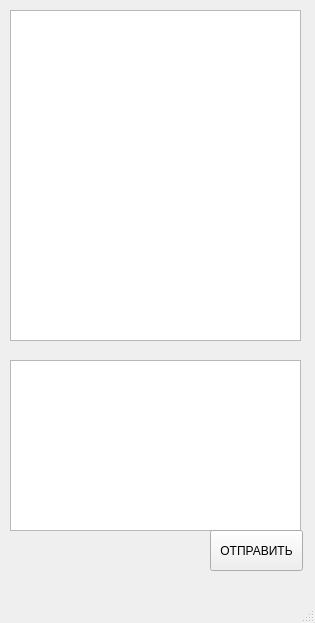
First picture: the form in GUI/chat.ui, repository IgorChavychalov/Messenger, before the edit.
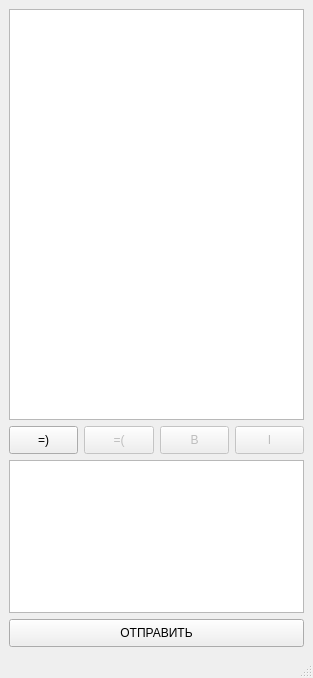
Second picture: the form after the edit.

Commit message: Добавлены кнопки: смаилы, жирный, курсив. Изменены размеры

```diff
--- a/GUI/chat.ui
+++ b/GUI/chat.ui
@@ -6,47 +6,162 @@
    <rect>
     <x>0</x>
     <y>0</y>
-    <width>315</width>
-    <height>623</height>
+    <width>313</width>
+    <height>678</height>
    </rect>
   </property>
   <property name="windowTitle">
    <string>MainWindow</string>
   </property>
   <widget class="QWidget" name="centralwidget">
-   <widget class="QTextEdit" name="textEdit">
-    <property name="geometry">
-     <rect>
-      <x>10</x>
-      <y>360</y>
-      <width>291</width>
-      <height>171</height>
-     </rect>
-    </property>
-   </widget>
-   <widget class="QPushButton" name="pushButtonSend">
-    <property name="geometry">
-     <rect>
-      <x>210</x>
-      <y>530</y>
-      <width>93</width>
-      <height>41</height>
-     </rect>
-    </property>
-    <property name="text">
-     <string>ОТПРАВИТЬ</string>
-    </property>
-   </widget>
-   <widget class="QTextBrowser" name="textBrowser">
-    <property name="geometry">
-     <rect>
-      <x>10</x>
-      <y>10</y>
-      <width>291</width>
-      <height>331</height>
-     </rect>
-    </property>
-   </widget>
+   <layout class="QVBoxLayout" name="verticalLayout_2">
+    <item>
+     <widget class="QTextBrowser" name="textBrowser">
+      <property name="sizePolicy">
+       <sizepolicy hsizetype="Preferred" vsizetype="Preferred">
+        <horstretch>0</horstretch>
+        <verstretch>0</verstretch>
+       </sizepolicy>
+      </property>
+      <property name="minimumSize">
+       <size>
+        <width>291</width>
+        <height>411</height>
+       </size>
+      </property>
+     </widget>
+    </item>
+    <item>
+     <layout class="QHBoxLayout" name="horizontalLayout">
+      <property name="sizeConstraint">
+       <enum>QLayout::SetFixedSize</enum>
+      </property>
+      <item>
+       <widget class="QPushButton" name="btnSmile">
+        <property name="sizePolicy">
+         <sizepolicy hsizetype="Preferred" vsizetype="Preferred">
+          <horstretch>35</horstretch>
+          <verstretch>28</verstretch>
+         </sizepolicy>
+        </property>
+        <property name="minimumSize">
+         <size>
+          <width>35</width>
+          <height>28</height>
+         </size>
+        </property>
+        <property name="text">
+         <string>=)</string>
+        </property>
+       </widget>
+      </item>
+      <item>
+       <widget class="QPushButton" name="btnMelancholy">
+        <property name="enabled">
+         <bool>false</bool>
+        </property>
+        <property name="sizePolicy">
+         <sizepolicy hsizetype="Preferred" vsizetype="Preferred">
+          <horstretch>35</horstretch>
+          <verstretch>28</verstretch>
+         </sizepolicy>
+        </property>
+        <property name="minimumSize">
+         <size>
+          <width>35</width>
+          <height>28</height>
+         </size>
+        </property>
+        <property name="text">
+         <string>=(</string>
+        </property>
+       </widget>
+      </item>
+      <item>
+       <widget class="QPushButton" name="btnBolt">
+        <property name="enabled">
+         <bool>false</bool>
+        </property>
+        <property name="sizePolicy">
+         <sizepolicy hsizetype="Preferred" vsizetype="Preferred">
+          <horstretch>35</horstretch>
+          <verstretch>28</verstretch>
+         </sizepolicy>
+        </property>
+        <property name="minimumSize">
+         <size>
+          <width>35</width>
+          <height>28</height>
+         </size>
+        </property>
+        <property name="text">
+         <string>B</string>
+        </property>
+       </widget>
+      </item>
+      <item>
+       <widget class="QPushButton" name="btnItalic">
+        <property name="enabled">
+         <bool>false</bool>
+        </property>
+        <property name="sizePolicy">
+         <sizepolicy hsizetype="Preferred" vsizetype="Preferred">
+          <horstretch>35</horstretch>
+          <verstretch>28</verstretch>
+         </sizepolicy>
+        </property>
+        <property name="minimumSize">
+         <size>
+          <width>35</width>
+          <height>28</height>
+         </size>
+        </property>
+        <property name="text">
+         <string>I</string>
+        </property>
+       </widget>
+      </item>
+     </layout>
+    </item>
+    <item>
+     <widget class="QTextEdit" name="textEdit">
+      <property name="sizePolicy">
+       <sizepolicy hsizetype="Preferred" vsizetype="Preferred">
+        <horstretch>0</horstretch>
+        <verstretch>0</verstretch>
+       </sizepolicy>
+      </property>
+      <property name="minimumSize">
+       <size>
+        <width>291</width>
+        <height>91</height>
+       </size>
+      </property>
+      <property name="tabStopWidth">
+       <number>80</number>
+      </property>
+     </widget>
+    </item>
+    <item>
+     <widget class="QPushButton" name="pushButtonSend">
+      <property name="sizePolicy">
+       <sizepolicy hsizetype="Preferred" vsizetype="Preferred">
+        <horstretch>0</horstretch>
+        <verstretch>0</verstretch>
+       </sizepolicy>
+      </property>
+      <property name="minimumSize">
+       <size>
+        <width>291</width>
+        <height>28</height>
+       </size>
+      </property>
+      <property name="text">
+       <string>ОТПРАВИТЬ</string>
+      </property>
+     </widget>
+    </item>
+   </layout>
   </widget>
   <widget class="QMenuBar" name="menubar">
    <property name="geometry">
```
Left out of the diff: 2 changed lines with no effect on the pictures.
